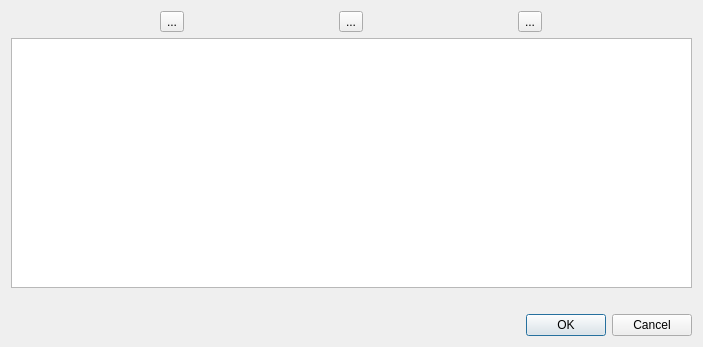
This is mpl/dialogmainwindow.ui in arcirk/ws_solution as Qt 5 draws it before an edit. The edited form follows.
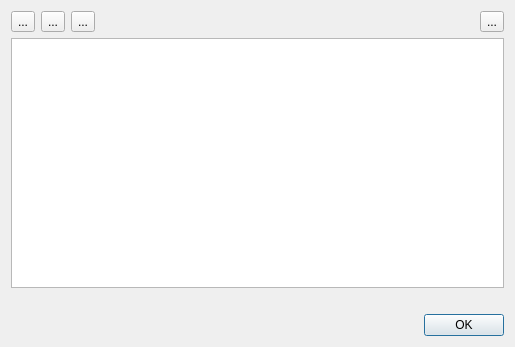
This is the edited form. Icons and pictures are not drawn.

The edit to the form file:
```diff
--- a/mpl/dialogmainwindow.ui
+++ b/mpl/dialogmainwindow.ui
@@ -6,7 +6,7 @@
    <rect>
     <x>0</x>
     <y>0</y>
-    <width>703</width>
+    <width>515</width>
     <height>347</height>
    </rect>
   </property>
@@ -60,6 +60,30 @@
          </property>
         </widget>
        </item>
+       <item>
+        <spacer name="horizontalSpacer">
+         <property name="orientation">
+          <enum>Qt::Horizontal</enum>
+         </property>
+         <property name="sizeHint" stdset="0">
+          <size>
+           <width>40</width>
+           <height>20</height>
+          </size>
+         </property>
+        </spacer>
+       </item>
+       <item>
+        <widget class="QToolButton" name="btnSettings">
+         <property name="text">
+          <string>...</string>
+         </property>
+         <property name="icon">
+          <iconset resource="mpl.qrc">
+           <normaloff>:/img/settings.ico</normaloff>:/img/settings.ico</iconset>
+         </property>
+        </widget>
+       </item>
       </layout>
      </item>
      <item>
@@ -73,7 +97,7 @@
       <enum>Qt::Horizontal</enum>
      </property>
      <property name="standardButtons">
-      <set>QDialogButtonBox::Cancel|QDialogButtonBox::Ok</set>
+      <set>QDialogButtonBox::Ok</set>
      </property>
     </widget>
    </item>
```
Left out of the diff: 9 changed lines with no effect on the pictures.
